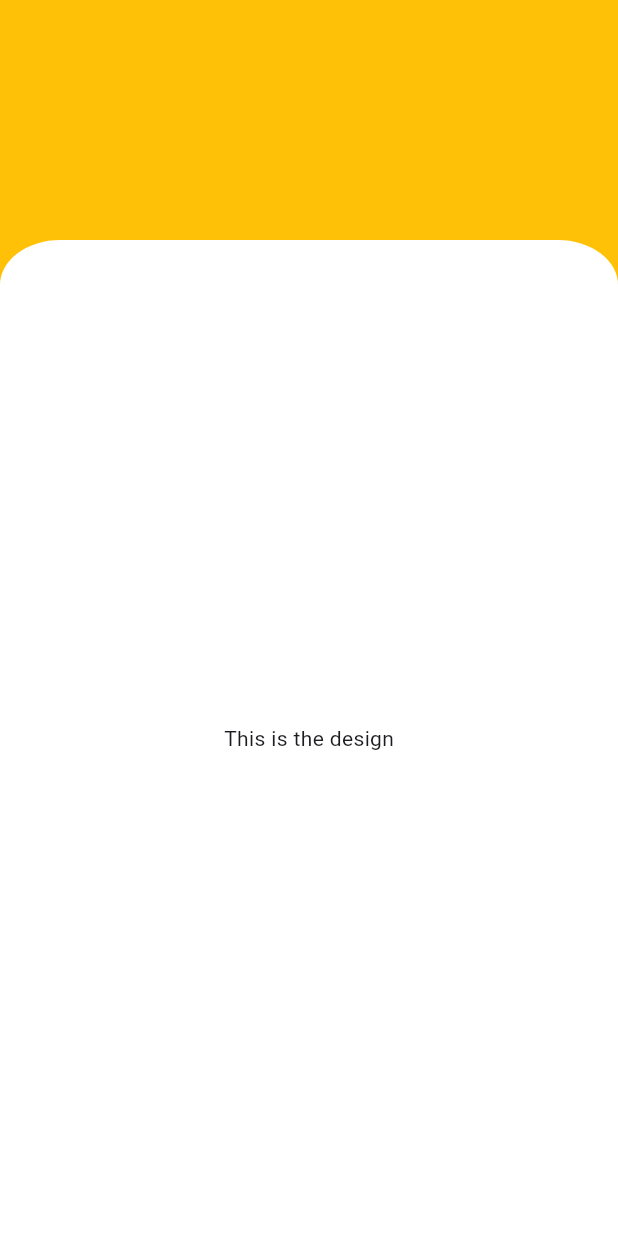
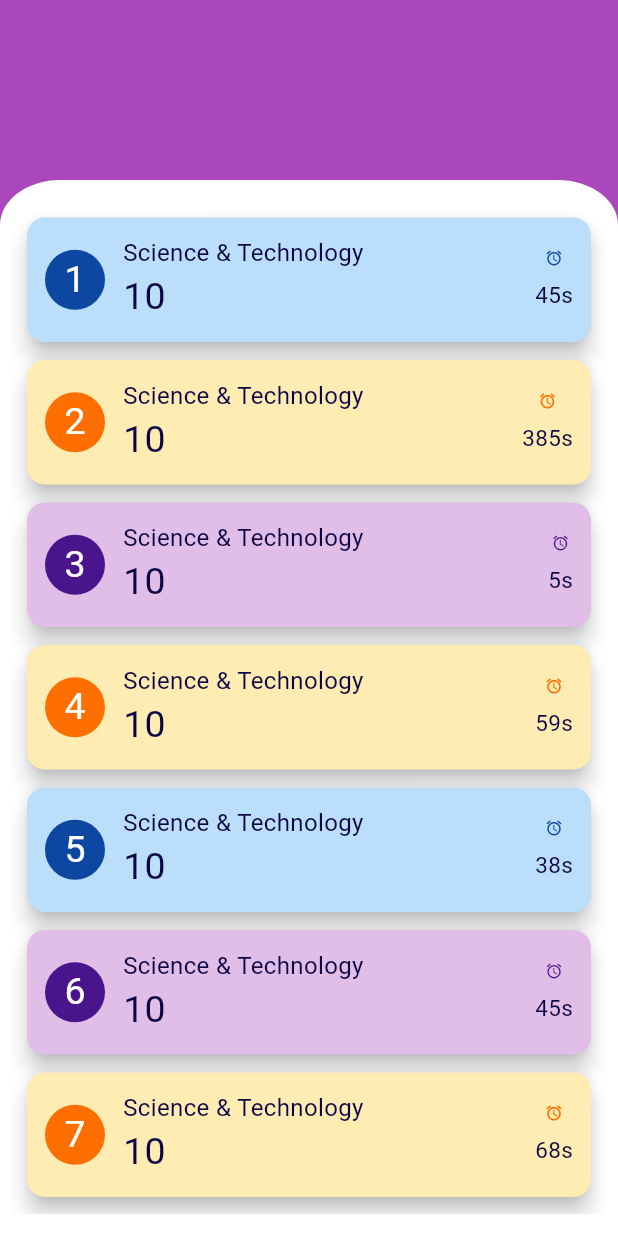
Before and after one commit to PeaceTem/test_drive, a Flutter app: the screen it shows after launch, on a phone screen of 412 x 824 dp. Run offline on Flutter 3.47's test engine with Material 3 defaults, Android fonts, the phone set to English and light mode, and no system bars.

Commit message:
jcqa design

```diff
--- a/lib/main.dart
+++ b/lib/main.dart
@@ -3,16 +3,56 @@ import 'package:flutter/material.dart';
 // import 'package:test_drive/views/sliverappbar_view.dart';
 // import 'package:test_drive/views/drag_and_drop_view.dart';
 
+class Item{
+
+  String index;
+  String title;
+  String subTitle;
+  String seconds;
+  Color? foregroundColor;
+  Color? backgroundColor;
+  Item( this.index, this.title, this.subTitle, this.seconds, this.foregroundColor, this.backgroundColor);
+
+}
+
+  List<Item> items = [
+    Item("1", "Science & Technology", "10", "45s", Colors.blue[100], Colors.blue[900]),
+    Item("2", "Science & Technology", "10", "385s", Colors.amber[100], Colors.amber[900]),
+    Item("3", "Science & Technology", "10", "5s", Colors.purple[100], Colors.purple[900]),
+    Item("4", "Science & Technology", "10", "59s", Colors.amber[100], Colors.amber[900]),
+    Item("5", "Science & Technology", "10", "38s", Colors.blue[100], Colors.blue[900]),
+    Item("6", "Science & Technology", "10", "45s", Colors.purple[100], Colors.purple[900]),
+    Item("7", "Science & Technology", "10", "68s", Colors.amber[100], Colors.amber[900]),
+    Item("8", "Science & Technology", "10", "35s", Colors.blue[100], Colors.blue[900]),
+    Item("9", "Science & Technology", "10", "58s", Colors.amber[100], Colors.amber[900]),
+    Item("10", "Science & Technology", "10", "45s", Colors.purple[100], Colors.purple[900]),
+    Item("11", "Science & Technology", "10", "84s", Colors.amber[100], Colors.amber[900]),
+    Item("12", "Science & Technology", "10", "45s", Colors.blue[100], Colors.blue[900]),
+    Item("13", "Science & Technology", "10", "74s", Colors.purple[100], Colors.purple[900]),
+    Item("14", "Science & Technology", "10", "45s", Colors.amber[100], Colors.amber[900]),
+    Item("15", "Science & Technology", "10", "15s", Colors.blue[100], Colors.blue[900]),
+    Item("16", "Science & Technology", "10", "38s", Colors.amber[100], Colors.amber[900]),
+    Item("17", "Science & Technology", "10", "45s", Colors.purple[100], Colors.purple[900]),
+    Item("18", "Science & Technology", "10", "75s", Colors.amber[100], Colors.amber[900]),
+    Item("19", "Science & Technology", "10", "43s", Colors.blue[100], Colors.blue[900]),
+    Item("20", "Science & Technology", "10", "60", Colors.amber[100], Colors.amber[900]),
+    Item("21", "Science & Technology", "10", "45s", Colors.purple[100], Colors.purple[900]),
+    Item("22", "Science & Technology", "10", "24s", Colors.amber[100], Colors.amber[900]),
+
+  ];
+
 class CurvedSurface extends StatelessWidget{
   const CurvedSurface({super.key});
 
+
   @override
   Widget build(BuildContext context){
+
     return Column(
       mainAxisAlignment: MainAxisAlignment.center,
       mainAxisSize: MainAxisSize.max,
       children: <Widget>[
-        const SizedBox(height: 160),
+        const SizedBox(height: 120),
         Expanded(
           child: Container(
             decoration: const BoxDecoration(
@@ -21,16 +61,126 @@ class CurvedSurface extends StatelessWidget{
                 topStart: Radius.elliptical(40, 30), topEnd: Radius.elliptical(40, 30)
               )
             ),
-            child: const Center(child: Text("This is the design")),
-          )
-        )
-        ,
-
+            child: Padding(
+              padding: const EdgeInsets.symmetric(vertical: 15, horizontal: 8),
+              child: ListView.separated(
+                padding: const EdgeInsets.all(10),
+                itemCount: items.length,
+                separatorBuilder: (context, index) {
+                  return const SizedBox(
+                    height: 12,
+                  );
+                },
+                itemBuilder: (context, index) {
+                  final item = items[index];
+                  return ListItem(
+                    index: item.index,
+                    title: item.title,
+                    subTitle: item.subTitle,
+                    seconds: item.seconds,
+                    foregroundColor: item.foregroundColor,
+                    backgroundColor: item.backgroundColor,
+                  );
+                },
+              )
+              )
+            )
+            ),
       ],
     );
   }
 }
 
+class ListItem extends StatelessWidget{
+  const ListItem({
+    super.key,
+    required this.index,
+    required this.title,
+    required this.subTitle,
+    required this.seconds,
+    required this.foregroundColor,
+    required this.backgroundColor,
+    });
+
+  final String index;
+  final String title;
+  final String subTitle;
+  final String seconds;
+  final Color? foregroundColor;
+  final Color? backgroundColor;
+
+
+  @override
+  Widget build(BuildContext context){
+    return Material(
+      elevation: 6,
+      color: foregroundColor,
+      borderRadius: BorderRadius.circular(12),
+      child: Padding(
+        padding: const EdgeInsets.all(12),
+        child: Row(
+          children: <Widget>[
+            CircleAvatar(
+              backgroundColor: backgroundColor,
+              child: Text(index,
+              style: const TextStyle(
+                color: Colors.white,
+                fontWeight: FontWeight.w400,
+                fontSize: 25
+                )
+              ),
+            ),
+            const SizedBox(width: 12),
+            Expanded(
+              child: Column(
+                mainAxisAlignment: MainAxisAlignment.center,
+                mainAxisSize: MainAxisSize.min,
+                crossAxisAlignment: CrossAxisAlignment.start,
+                children: <Widget>[
+                  Text(title,
+                  style: const TextStyle(
+                    fontSize: 16,
+                    fontWeight: FontWeight.normal,
+                    color: Color.fromARGB(255, 11, 5, 68)
+                  ),
+                  ),
+                  // SizedBox(height: 2,),s
+                  Text(subTitle,
+                  style: const TextStyle(
+                    fontSize: 25,
+                    fontWeight: FontWeight.w400,
+                    color: Color.fromARGB(255, 11, 5, 68)
+                  ),
+                  ),
+                ],
+              )
+              ),
+            const SizedBox(width: 8),
+            Column(
+              mainAxisAlignment: MainAxisAlignment.center,
+              mainAxisSize: MainAxisSize.max,
+              crossAxisAlignment: CrossAxisAlignment.center,
+              children: <Widget>[
+                Icon(
+                  Icons.alarm,
+                  size: 12,
+                  color: backgroundColor,),
+                const SizedBox(height: 8,),
+                Text(seconds,
+                  style: const TextStyle(
+                    fontSize: 15,
+                    fontWeight: FontWeight.normal,
+                    color: Color.fromARGB(255, 11, 5, 68)
+                  ),
+                  ),
+              ],
+            ),
+          ]
+          ),
+      ),
+    );
+  }
+}
 
 class HomePage extends StatelessWidget{
   const HomePage({super.key});
@@ -38,10 +188,13 @@ class HomePage extends StatelessWidget{
   @override
   Widget build(BuildContext context){
     // add Scaffold later
-    return const Scaffold(
+    return Scaffold(
       // body: BottomNavigationBarExample(),
       // body: Spotify(),
-      body: Material(color: Colors.amber, child: CurvedSurface(),)
+      body: Material(
+        color: Colors.purple[400],
+        child: const CurvedSurface()
+        )
 
     );
   }
@@ -50,7 +203,7 @@ class HomePage extends StatelessWidget{
 void main() {
   runApp(
     const MaterialApp(
-      title: "Jagged Nav",
+      title: "Olugbongaga",
       debugShowCheckedModeBanner: false,
       // home: ExampleDragAndDrop()
       home: HomePage()
```
